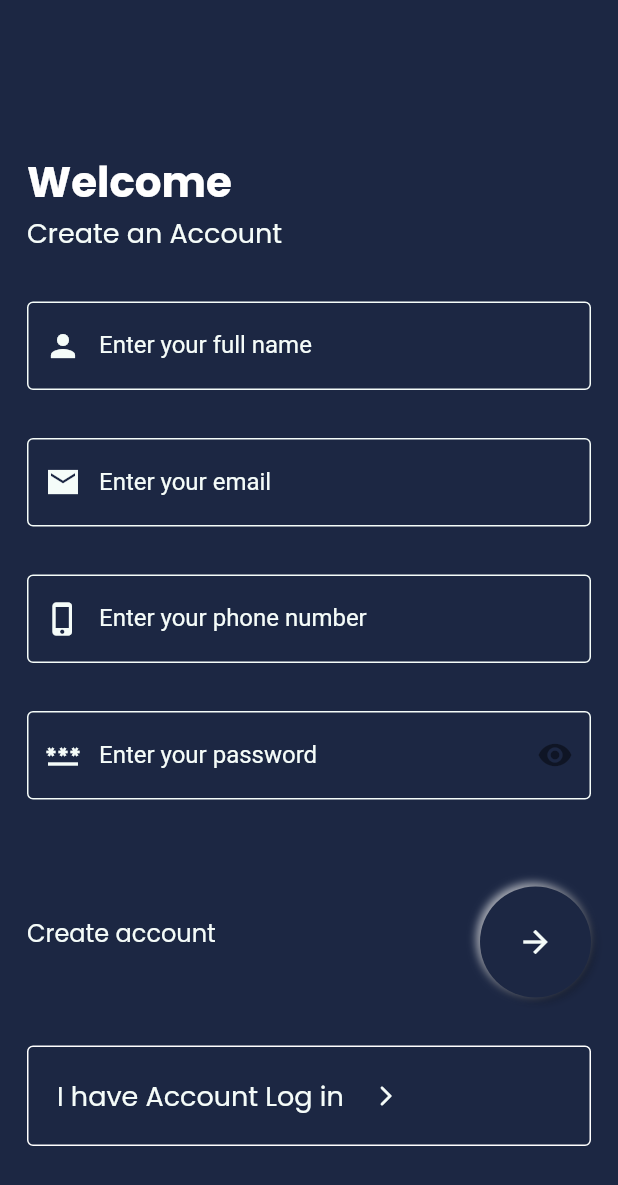
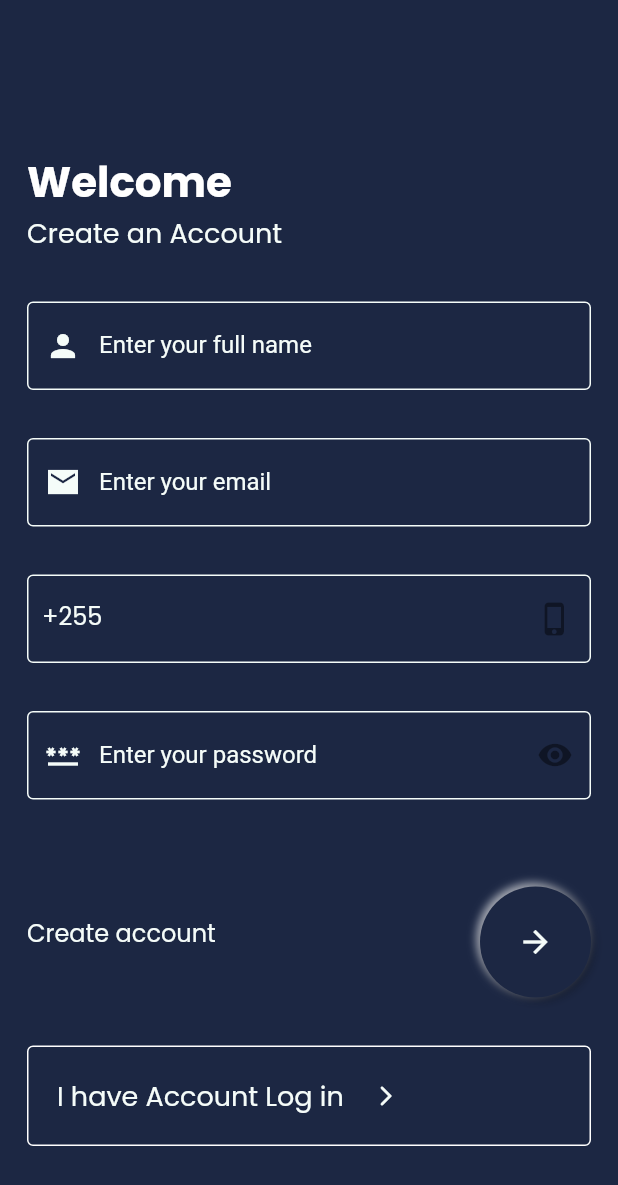
Before and after one commit to sammagafu/weXchange, a Flutter app: the LandingScreen screen opened by its route, after a tap on "Creeate an account", on a phone screen of 412 x 824 dp. Shown: the top 1185 px of the screen. Run offline on Flutter 3.47's test engine with Material 2 defaults, Android fonts, the phone set to English and light mode, and no system bars; drawn by our look-alikes of flutter_neumorphic; our stand-ins replace cloud_firestore, firebase_auth, firebase_core, flutter_svg, geolocator, google_maps_flutter and 2 more; missing offline and left inert: flutter_ringtone_player; accounts and stored records are empty; network calls fail.

Commit message:
added phone number registratration

```diff
--- a/lib/screen/registration/registerAgent.dart
+++ b/lib/screen/registration/registerAgent.dart
@@ -3,6 +3,7 @@ import 'package:firebase_auth/firebase_auth.dart';
 import 'package:flutter/material.dart';
 import 'package:flutter_neumorphic/flutter_neumorphic.dart';
 import 'package:we_exchange/constants/constants.dart';
+import 'package:we_exchange/screen/registration/verifyPinRegistration.dart';
 import 'package:we_exchange/screen/welcomescreen/login.dart';
 
 class RegisterUserAgent extends StatefulWidget {
@@ -115,7 +116,7 @@ class _RegisterUserAgentState extends State<RegisterUserAgent> {
                     ),
                   ),
                 ),
-                SizedBox(height: 32),
+                const SizedBox(height: 32),
                 TextFormField(
                   controller: phoneNumberController,
                   keyboardType: TextInputType.phone,
@@ -124,25 +125,28 @@ class _RegisterUserAgentState extends State<RegisterUserAgent> {
                       return ("Please Enter phone number");
                     }
                     if (!RegExp(r'(^(?:[+0]9)?[0-9]{10,12}$)')
-                        .hasMatch(value)) {
+                        .hasMatch("+255${value}")) {
                       return ("Enter the valid phone number");
                     }
                     return null;
                   },
-                  decoration: const InputDecoration(
-                    prefixIcon: Icon(
-                      Icons.phone_iphone,
-                      color: kContentDarkTheme,
+                  decoration: InputDecoration(
+                    suffixIcon: const Icon(Icons.phone_iphone),
+                    prefixIcon: Padding(
+                      padding: const EdgeInsets.all(10),
+                      child: Text(
+                        "+255",
+                        style: Theme.of(context).textTheme.bodyText2,
+                      ),
                     ),
-                    labelText: "Enter your phone number",
-                    labelStyle: TextStyle(color: kContentDarkTheme),
-                    focusedBorder: OutlineInputBorder(
+                    labelStyle: const TextStyle(color: kContentDarkTheme),
+                    focusedBorder: const OutlineInputBorder(
                       borderSide: BorderSide(
                         color: kContentDarkTheme,
                         width: 1,
                       ),
                     ),
-                    enabledBorder: OutlineInputBorder(
+                    enabledBorder: const OutlineInputBorder(
                       borderSide: BorderSide(
                         color: kContentDarkTheme,
                         width: 1,
@@ -150,7 +154,7 @@ class _RegisterUserAgentState extends State<RegisterUserAgent> {
                     ),
                   ),
                 ),
-                SizedBox(height: 32),
+                const SizedBox(height: 32),
                 TextFormField(
                   controller: passwordController,
                   keyboardType: TextInputType.text,
@@ -165,7 +169,7 @@ class _RegisterUserAgentState extends State<RegisterUserAgent> {
                   },
                   onSaved: (value) {},
                   obscureText: _isObscure,
-                  decoration:  InputDecoration(
+                  decoration: InputDecoration(
                     prefixIcon: const Icon(
                       Icons.password,
                       color: kContentDarkTheme,
@@ -205,11 +209,20 @@ class _RegisterUserAgentState extends State<RegisterUserAgent> {
                 Row(
                   mainAxisAlignment: MainAxisAlignment.spaceBetween,
                   children: [
-                    Text("Create account"),
+                    const Text("Create account"),
                     NeumorphicButton(
                       margin: EdgeInsets.only(top: 12),
                       padding: EdgeInsets.all(25),
-                      onPressed: createUserAgent,
+                      onPressed: () {
+                        Navigator.push(
+                            context,
+                            MaterialPageRoute(
+                                builder: (context) => VerifyUserRegistration(
+                                    name: fullnameController.text,
+                                    email: emailController.text,
+                                    phone: "+255${phoneNumberController.text}",
+                                    password: passwordController.text)));
+                      },
                       style: const NeumorphicStyle(
                         lightSource: LightSource.topLeft,
                         shape: NeumorphicShape.flat,
@@ -253,23 +266,23 @@ class _RegisterUserAgentState extends State<RegisterUserAgent> {
       ),
     );
   }
-
-  Future<void> createUserAgent() async {
-    final _formstate = _formKey.currentState;
-    if (_formstate!.validate()) {
-      try {
-        await _auth.createUserWithEmailAndPassword(
-            email: emailController.text, password: passwordController.text);
-        await _auth.currentUser!.updateDisplayName(fullnameController.text);
-        await Navigator.pushNamed(context, LoginScreen.id);
-      } on FirebaseAuthException catch (err) {
-        if (err.code == 'email-already-in-use') {
-          setState(() {
-            errorMessage =
-                "The email address is already in use by another account";
-          });
-        }
-      }
-    }
-  }
+  //
+  // Future<void> createUserAgent() async {
+  //   final _formstate = _formKey.currentState;
+  //   if (_formstate!.validate()) {
+  //     try {
+  //       await _auth.createUserWithEmailAndPassword(
+  //           email: emailController.text, password: passwordController.text);
+  //       await _auth.currentUser!.updateDisplayName(fullnameController.text);
+  //       await Navigator.pushNamed(context, LoginScreen.id);
+  //     } on FirebaseAuthException catch (err) {
+  //       if (err.code == 'email-already-in-use') {
+  //         setState(() {
+  //           errorMessage =
+  //               "The email address is already in use by another account";
+  //         });
+  //       }
+  //     }
+  //   }
+  // }
 }
--- a/lib/screen/welcomescreen/landingscreen.dart
+++ b/lib/screen/welcomescreen/landingscreen.dart
@@ -40,7 +40,7 @@ class _LandingScreenState extends State<LandingScreen> {
             height: 45,
           ),
           Text(
-            "Connects you to the nearby mobile agent",
+            "Mobile Money Simplified",
             style: Theme.of(context).textTheme.headline3,
             textAlign: TextAlign.center,
           ),
--- a/lib/servicesProvided/banks.dart
+++ b/lib/servicesProvided/banks.dart
@@ -8,8 +8,8 @@ List<Banks> banks = [
   Banks(name: 'CRDB Wakala', url: "assets/images/banks/crdb.png"),
   Banks(name: 'NMB Wakala', url: "assets/images/banks/nmb.png"),
   Banks(name: 'Equity Wakala', url: "assets/images/banks/equity.png"),
-  Banks(name: 'NBC Wakala', url: "assets/images/banks/absa.png"),
-  Banks(name: 'TCB Wakala', url: "assets/images/banks/absa.png"),
+  Banks(name: 'NBC Wakala', url: "assets/images/banks/nbc.png"),
+  Banks(name: 'TCB Wakala', url: "assets/images/banks/tcb.png"),
   Banks(name: 'ABSA Bank', url: "assets/images/banks/absa.png"),
   Banks(name: 'UBA Bank', url: "assets/images/banks/uba.png"),
 ];
```
Also changed, not shown: lib/screen/dashboard/userdashboard/tabs/home.dart (+9 -2 lines), lib/screen/registration/verifyPinRegistration.dart (added, +144 -0 lines), assets/images/banks/nbc.png (added), assets/images/banks/tcb.png (added).
